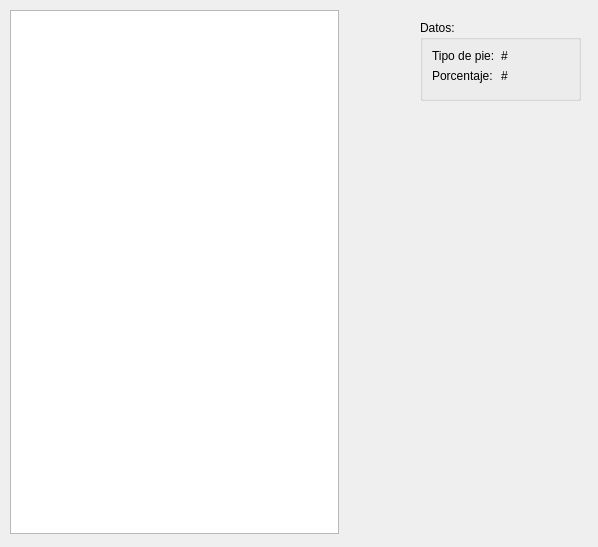
Old version of the form footdialog.ui in the repository Adriantega12/PPD-Formulario.
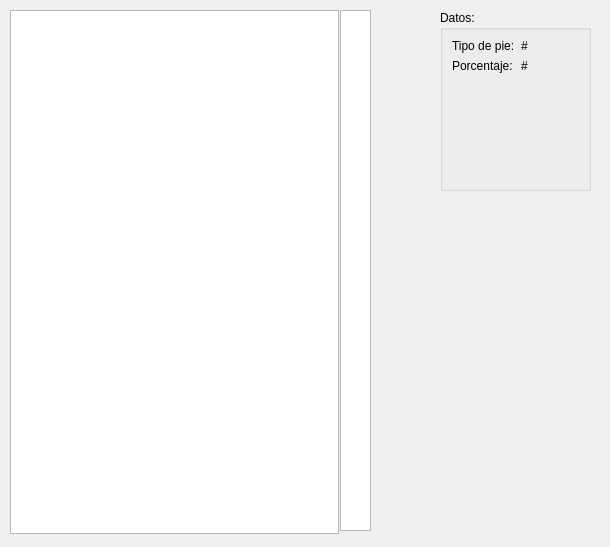
New version of the form.

What changed in the file:
```diff
--- a/footdialog.ui
+++ b/footdialog.ui
@@ -6,7 +6,7 @@
    <rect>
     <x>0</x>
     <y>0</y>
-    <width>598</width>
+    <width>610</width>
     <height>547</height>
    </rect>
   </property>
@@ -26,10 +26,10 @@
   <widget class="QGroupBox" name="groupBox">
    <property name="geometry">
     <rect>
-     <x>420</x>
-     <y>20</y>
-     <width>161</width>
-     <height>81</height>
+     <x>440</x>
+     <y>10</y>
+     <width>151</width>
+     <height>181</height>
     </rect>
    </property>
    <property name="title">
@@ -66,6 +66,16 @@
     </item>
    </layout>
   </widget>
+  <widget class="QGraphicsView" name="thermalScaleGV">
+   <property name="geometry">
+    <rect>
+     <x>340</x>
+     <y>10</y>
+     <width>31</width>
+     <height>521</height>
+    </rect>
+   </property>
+  </widget>
  </widget>
  <resources/>
  <connections/>
```
